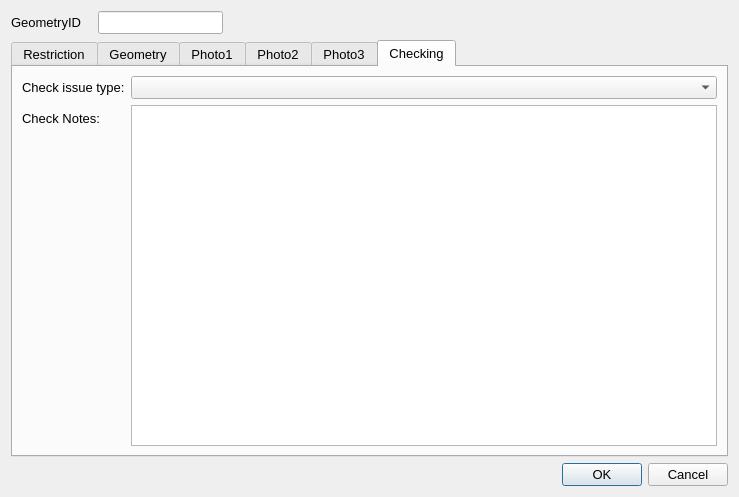
Above: ui/Postboxes.ui from tlh22/demandForm before the change. Below: the same form after it.
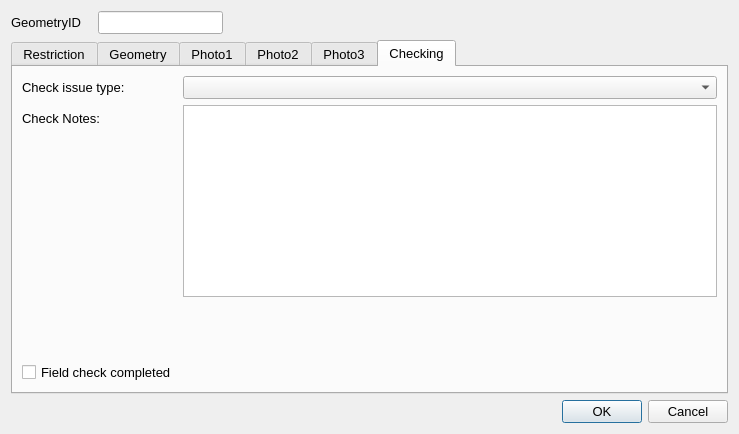
That is the form after the change. The open tabs and pages were chosen to show the change. Icons and pictures are not drawn.

```diff
--- a/ui/Postboxes.ui
+++ b/ui/Postboxes.ui
@@ -7,7 +7,7 @@
     <x>0</x>
     <y>0</y>
     <width>739</width>
-    <height>497</height>
+    <height>434</height>
    </rect>
   </property>
   <property name="sizePolicy">
@@ -476,16 +476,6 @@
        <string>Checking</string>
       </attribute>
       <layout class="QFormLayout" name="formLayout_3">
-       <item row="1" column="0">
-        <widget class="QLabel" name="label_4">
-         <property name="text">
-          <string>Check Notes:</string>
-         </property>
-        </widget>
-       </item>
-       <item row="1" column="1">
-        <widget class="QTextEdit" name="MHTC_CheckNotes"/>
-       </item>
        <item row="0" column="0">
         <widget class="QLabel" name="label_5">
          <property name="text">
@@ -496,6 +486,36 @@
        <item row="0" column="1">
         <widget class="QComboBox" name="MHTC_CheckIssueTypeID"/>
        </item>
+       <item row="1" column="0">
+        <widget class="QLabel" name="label_4">
+         <property name="text">
+          <string>Check Notes:</string>
+         </property>
+        </widget>
+       </item>
+       <item row="1" column="1">
+        <widget class="QTextEdit" name="MHTC_CheckNotes"/>
+       </item>
+       <item row="3" column="0">
+        <widget class="QCheckBox" name="FieldCheckCompleted">
+         <property name="text">
+          <string>Field check completed</string>
+         </property>
+        </widget>
+       </item>
+       <item row="2" column="0">
+        <spacer name="verticalSpacer_2">
+         <property name="orientation">
+          <enum>Qt::Vertical</enum>
+         </property>
+         <property name="sizeHint" stdset="0">
+          <size>
+           <width>20</width>
+           <height>20</height>
+          </size>
+         </property>
+        </spacer>
+       </item>
       </layout>
      </widget>
     </widget>
```
